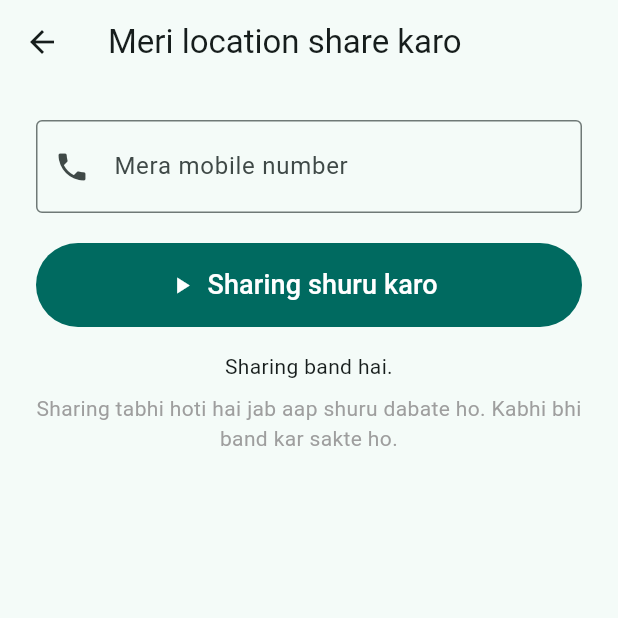
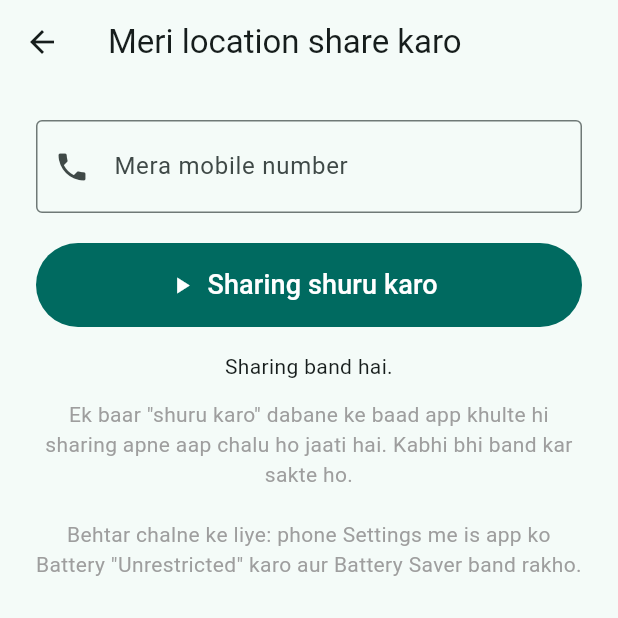
Before and after one commit to mdamirhamza01234/Gps-location-My-Family-members-, a Flutter app: the screen it shows after launch, after a tap on "Google Maps me dekho", after a tap on the "share location" icon, on a phone screen of 412 x 824 dp, the top half of it. Run offline on Flutter 3.47's test engine with Material 3 defaults, Android fonts, the phone set to English and light mode, and no system bars; our stand-ins replace cloud_firestore, firebase_auth, firebase_core, geolocator, shared_preferences; accounts and stored records are empty; network calls fail.

Commit message:
Auto-resume sharing, location-off status, last update time
Co-Authored-By: Claude Sonnet 5.5 <noreply@anthropic.com>
Claude-Session: https://claude.ai/code/session_016J6pWXVHCWwtwxaKZjweU7

```diff
--- a/lib/main.dart
+++ b/lib/main.dart
@@ -20,6 +20,8 @@ Future<void> main() async {
   if (FirebaseAuth.instance.currentUser == null) {
     await FirebaseAuth.instance.signInAnonymously();
   }
+  // Agar family member ne pehle sharing ON ki thi, to app khulte hi resume.
+  Sharer.I.resumeIfEnabled();
   runApp(const FamilyLocatorApp());
 }
 
@@ -50,6 +52,144 @@ DocumentReference<Map<String, dynamic>> memberDoc(String phone) =>
         .collection('members')
         .doc(phone);
 
+String ago(DateTime t) {
+  final d = DateTime.now().difference(t);
+  if (d.inMinutes < 1) return 'abhi abhi';
+  if (d.inMinutes < 60) return '${d.inMinutes} minute pehle';
+  if (d.inHours < 24) return '${d.inHours} ghante pehle';
+  return '${d.inDays} din pehle';
+}
+
+// ---------------------------------------------------------------- SHARER ----
+
+/// Is phone ki location Firebase tak bhejta hai (sirf tab, jab user ne ON kiya).
+class Sharer {
+  Sharer._();
+  static final Sharer I = Sharer._();
+
+  final ValueNotifier<bool> sharing = ValueNotifier(false);
+  final ValueNotifier<String> status = ValueNotifier('Sharing band hai.');
+
+  StreamSubscription<Position>? _pos;
+  StreamSubscription<ServiceStatus>? _svc;
+  String? _phone;
+
+  Future<void> resumeIfEnabled() async {
+    final p = await SharedPreferences.getInstance();
+    final phone = p.getString('my_phone');
+    if ((p.getBool('sharing_on') ?? false) && phone != null) {
+      await start(phone);
+    }
+  }
+
+  Future<bool> _ensurePermission() async {
+    if (!await Geolocator.isLocationServiceEnabled()) {
+      status.value = 'Phone ka Location (GPS) ON karo.';
+      return false;
+    }
+    var perm = await Geolocator.checkPermission();
+    if (perm == LocationPermission.denied) {
+      perm = await Geolocator.requestPermission();
+    }
+    if (perm == LocationPermission.denied ||
+        perm == LocationPermission.deniedForever) {
+      status.value = 'Location permission nahi mili.';
+      return false;
+    }
+    return true;
+  }
+
+  Future<void> _setStatus(String s) async {
+    try {
+      await memberDoc(_phone!).set(
+          {'status': s, 'statusAt': FieldValue.serverTimestamp()},
+          SetOptions(merge: true));
+    } catch (_) {}
+  }
+
+  void _listenPositions() {
+    _pos?.cancel();
+    final phone = _phone!;
+    final settings = AndroidSettings(
+      accuracy: LocationAccuracy.high,
+      distanceFilter: 20,
+      intervalDuration: const Duration(seconds: 30),
+      // Notification hamesha dikhta hai, taaki pata rahe sharing ON hai.
+      foregroundNotificationConfig: const ForegroundNotificationConfig(
+        notificationTitle: 'Family Locator',
+        notificationText: 'Aapki location family ke saath share ho rahi hai',
+        enableWakeLock: true,
+      ),
+    );
+    _pos = Geolocator.getPositionStream(locationSettings: settings).listen(
+      (pos) async {
+        try {
+          await memberDoc(phone).set({
+            'lat': pos.latitude,
+            'lng': pos.longitude,
+            'accuracy': pos.accuracy,
+            'updatedAt': FieldValue.serverTimestamp(),
+          }, SetOptions(merge: true));
+          status.value = 'Sharing ON hai.';
+        } catch (e) {
+          status.value = 'Upload nahi ho paya: $e';
+        }
+      },
+      onError: (_) {},
+    );
+  }
+
+  Future<bool> start(String phone) async {
+    if (sharing.value) return true;
+    _phone = phone;
+    if (!await _ensurePermission()) {
+      // Location OFF hai: family ko batao aur ON hone ka intezaar karo.
+      if (!await Geolocator.isLocationServiceEnabled()) {
+        _watchService();
+        sharing.value = true;
+        status.value = 'Location band hai. ON karte hi sharing chalu hogi.';
+        await _setStatus('location_off');
+        return true;
+      }
+      return false;
+    }
+    final p = await SharedPreferences.getInstance();
+    await p.setString('my_phone', phone);
+    await p.setBool('sharing_on', true);
+    sharing.value = true;
+    status.value = 'Sharing shuru ho raha hai...';
+    _listenPositions();
+    _watchService();
+    await _setStatus('ok');
+    return true;
+  }
+
+  void _watchService() {
+    _svc?.cancel();
+    _svc = Geolocator.getServiceStatusStream().listen((s) async {
+      if (s == ServiceStatus.disabled) {
+        status.value = 'Location band hai. ON karte hi sharing chalu hogi.';
+        await _setStatus('location_off');
+      } else {
+        status.value = 'Sharing ON hai.';
+        _listenPositions();
+        await _setStatus('ok');
+      }
+    });
+  }
+
+  Future<void> stop() async {
+    await _pos?.cancel();
+    await _svc?.cancel();
+    _pos = null;
+    _svc = null;
+    final p = await SharedPreferences.getInstance();
+    await p.setBool('sharing_on', false);
+    sharing.value = false;
+    status.value = 'Sharing band hai.';
+  }
+}
+
 // ------------------------------------------------------------ MAIN SCREEN ----
 
 class FindScreen extends StatefulWidget {
@@ -63,6 +203,7 @@ class _FindScreenState extends State<FindScreen> {
   final _phoneCtrl = TextEditingController();
   bool _loading = false;
   String? _error;
+  String? _info;
 
   @override
   void initState() {
@@ -75,24 +216,41 @@ class _FindScreenState extends State<FindScreen> {
   Future<void> _open() async {
     final phone = normalizePhone(_phoneCtrl.text);
     if (phone.length != 10) {
-      setState(() => _error = '10 digit ka mobile number daalo.');
+      setState(() {
+        _error = '10 digit ka mobile number daalo.';
+        _info = null;
+      });
       return;
     }
     setState(() {
       _loading = true;
       _error = null;
+      _info = null;
     });
     try {
-      final snap = await memberDoc(phone)
-          .get()
-          .timeout(const Duration(seconds: 15));
-      if (!snap.exists) {
+      final snap =
+          await memberDoc(phone).get().timeout(const Duration(seconds: 15));
+      if (!snap.exists || snap.data()?['lat'] == null) {
         setState(() => _error = 'Is number ki location abhi nahi mili.');
         return;
       }
       final d = snap.data()!;
       final lat = (d['lat'] as num).toDouble();
       final lng = (d['lng'] as num).toDouble();
+      final updated = (d['updatedAt'] as Timestamp?)?.toDate();
+      final locOff = d['status'] == 'location_off';
+
+      final lines = <String>[];
+      if (locOff) {
+        final since = (d['statusAt'] as Timestamp?)?.toDate();
+        lines.add('Unka Location band hai'
+            '${since != null ? ' (${ago(since)} se)' : ''}.');
+      }
+      if (updated != null) {
+        lines.add('Ye aakhri location hai: ${ago(updated)}.');
+      }
+      setState(() => _info = lines.isEmpty ? null : lines.join('\n'));
+
       final p = await SharedPreferences.getInstance();
       await p.setString('last_search', phone);
       final opened = await _openGoogleMaps(lat, lng);
@@ -172,6 +330,10 @@ class _FindScreenState extends State<FindScreen> {
                     style: TextStyle(fontSize: 18)),
               ),
             ),
+            if (_info != null) ...[
+              const SizedBox(height: 16),
+              Text(_info!, textAlign: TextAlign.center),
+            ],
             if (_error != null) ...[
               const SizedBox(height: 16),
               Text(_error!,
@@ -196,9 +358,6 @@ class ShareScreen extends StatefulWidget {
 
 class _ShareScreenState extends State<ShareScreen> {
   final _phoneCtrl = TextEditingController();
-  StreamSubscription<Position>? _sub;
-  bool _sharing = false;
-  String _status = 'Sharing band hai.';
 
   @override
   void initState() {
@@ -208,82 +367,21 @@ class _ShareScreenState extends State<ShareScreen> {
     });
   }
 
-  Future<bool> _ensurePermission() async {
-    if (!await Geolocator.isLocationServiceEnabled()) {
-      setState(() => _status = 'Phone ka Location (GPS) ON karo.');
-      return false;
+  Future<void> _toggle() async {
+    if (Sharer.I.sharing.value) {
+      await Sharer.I.stop();
+      return;
     }
-    var perm = await Geolocator.checkPermission();
-    if (perm == LocationPermission.denied) {
-      perm = await Geolocator.requestPermission();
-    }
-    if (perm == LocationPermission.denied ||
-        perm == LocationPermission.deniedForever) {
-      setState(() => _status = 'Location permission nahi mili.');
-      return false;
-    }
-    return true;
-  }
-
-  Future<void> _start() async {
     final phone = normalizePhone(_phoneCtrl.text);
     if (phone.length != 10) {
-      setState(() => _status = '10 digit ka apna mobile number daalo.');
+      Sharer.I.status.value = '10 digit ka apna mobile number daalo.';
       return;
     }
-    if (!await _ensurePermission()) return;
-
-    final p = await SharedPreferences.getInstance();
-    await p.setString('my_phone', phone);
-
-    final settings = AndroidSettings(
-      accuracy: LocationAccuracy.high,
-      distanceFilter: 20,
-      intervalDuration: const Duration(seconds: 30),
-      // Notification hamesha dikhta hai, taaki pata rahe sharing ON hai.
-      foregroundNotificationConfig: const ForegroundNotificationConfig(
-        notificationTitle: 'Family Locator',
-        notificationText: 'Aapki location family ke saath share ho rahi hai',
-        enableWakeLock: true,
-      ),
-    );
-
-    _sub = Geolocator.getPositionStream(locationSettings: settings).listen(
-      (pos) async {
-        try {
-          await memberDoc(phone).set({
-            'lat': pos.latitude,
-            'lng': pos.longitude,
-            'accuracy': pos.accuracy,
-            'updatedAt': FieldValue.serverTimestamp(),
-          });
-          if (mounted) setState(() => _status = 'Sharing ON hai.');
-        } catch (e) {
-          if (mounted) setState(() => _status = 'Upload nahi ho paya: $e');
-        }
-      },
-      onError: (e) {
-        if (mounted) setState(() => _status = 'GPS error: $e');
-      },
-    );
-    setState(() {
-      _sharing = true;
-      _status = 'Sharing shuru ho raha hai...';
-    });
-  }
-
-  Future<void> _stop() async {
-    await _sub?.cancel();
-    _sub = null;
-    setState(() {
-      _sharing = false;
-      _status = 'Sharing band hai.';
-    });
+    await Sharer.I.start(phone);
   }
 
   @override
   void dispose() {
-    _sub?.cancel();
     _phoneCtrl.dispose();
     super.dispose();
   }
@@ -294,12 +392,14 @@ class _ShareScreenState extends State<ShareScreen> {
       appBar: AppBar(title: const Text('Meri location share karo')),
       body: Padding(
         padding: const EdgeInsets.all(24),
-        child: Column(
+        child: ValueListenableBuilder<bool>(
+          valueListenable: Sharer.I.sharing,
+          builder: (context, sharing, _) => Column(
             crossAxisAlignment: CrossAxisAlignment.stretch,
             children: [
               TextField(
                 controller: _phoneCtrl,
-              enabled: !_sharing,
+                enabled: !sharing,
                 keyboardType: TextInputType.phone,
                 style: const TextStyle(fontSize: 20),
                 decoration: const InputDecoration(
@@ -312,24 +412,31 @@ class _ShareScreenState extends State<ShareScreen> {
               SizedBox(
                 height: 56,
                 child: FilledButton.icon(
-                onPressed: _sharing ? _stop : _start,
-                icon: Icon(_sharing ? Icons.stop : Icons.play_arrow),
-                label: Text(_sharing ? 'Sharing band karo' : 'Sharing shuru karo',
+                  onPressed: _toggle,
+                  icon: Icon(sharing ? Icons.stop : Icons.play_arrow),
+                  label: Text(
+                      sharing ? 'Sharing band karo' : 'Sharing shuru karo',
                       style: const TextStyle(fontSize: 18)),
                 ),
               ),
               const SizedBox(height: 16),
-            Text(_status, textAlign: TextAlign.center),
-            const SizedBox(height: 8),
+              ValueListenableBuilder<String>(
+                valueListenable: Sharer.I.status,
+                builder: (_, s, __) => Text(s, textAlign: TextAlign.center),
+              ),
+              const SizedBox(height: 12),
               const Text(
-              'Sharing tabhi hoti hai jab aap shuru dabate ho. '
-              'Kabhi bhi band kar sakte ho.',
+                'Ek baar "shuru karo" dabane ke baad app khulte hi sharing '
+                'apne aap chalu ho jaati hai. Kabhi bhi band kar sakte ho.\n\n'
+                'Behtar chalne ke liye: phone Settings me is app ko '
+                'Battery "Unrestricted" karo aur Battery Saver band rakho.',
                 textAlign: TextAlign.center,
                 style: TextStyle(color: Colors.grey),
               ),
             ],
           ),
         ),
+      ),
     );
   }
 }
```
Also changed, not shown: 1 other file. Lines whose indentation alone changed are shown as unchanged.
